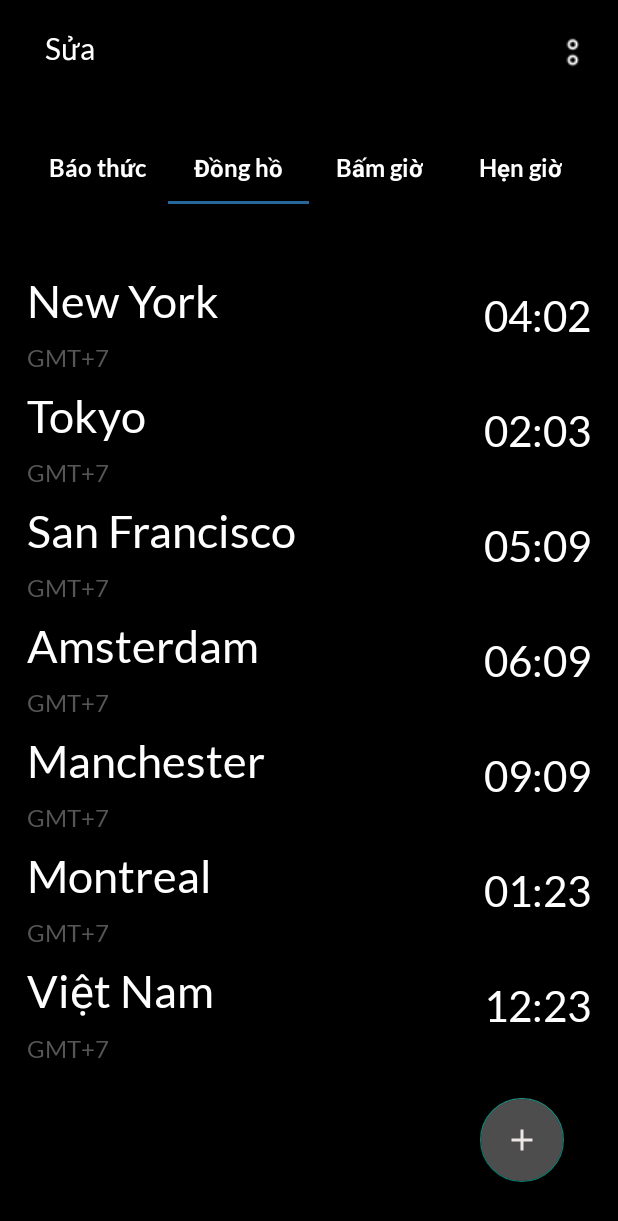
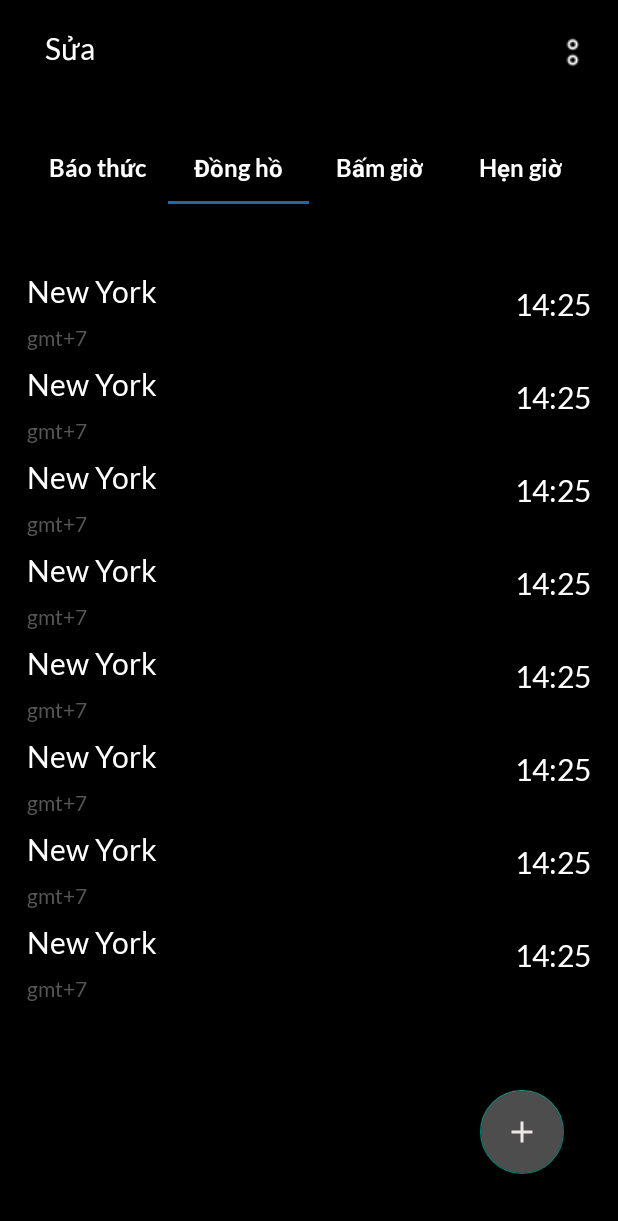
Before and after one commit to CN-LEON-DX/AlarmApp2, an Android app: the screen it shows after launch (Main_AlarmActivity), tab 2 chosen, on a phone screen of 412 x 824 dp. Shown: the top 1221 px of the screen. Run offline under Robolectric (Android 15) with nearby library versions, the phone set to English and light mode, and no system bars.

Commit message:
add clock and update stopwatch

```diff
--- a/app/src/main/java/com/example/alarmapp/Fragment/ClockFragment.java
+++ b/app/src/main/java/com/example/alarmapp/Fragment/ClockFragment.java
@@ -1,5 +1,6 @@
 package com.example.alarmapp.Fragment;
 
+import android.content.Intent;
 import android.os.Bundle;
 import android.view.LayoutInflater;
 import android.view.View;
@@ -9,6 +10,7 @@ import androidx.fragment.app.Fragment;
 import androidx.recyclerview.widget.LinearLayoutManager;
 import androidx.recyclerview.widget.RecyclerView;
 
+import com.example.alarmapp.Model.Activity.SelectClockActivity;
 import com.example.alarmapp.Model.Adapter.Clock_Recycler_Adapter;
 import com.example.alarmapp.Model.item.Clock;
 import com.example.alarmapp.R;
@@ -16,8 +18,7 @@ import com.google.android.material.floatingactionbutton.FloatingActionButton;
 
 import java.util.ArrayList;
 import java.util.List;
-
-public class ClockFragment extends Fragment {
+public class ClockFragment extends Fragment{
     private RecyclerView recyclerView_Clock;
     private List<Clock> clockList;
     private FloatingActionButton fabAdd_Clock;
@@ -51,19 +52,31 @@ public class ClockFragment extends Fragment {
         Clock_Recycler_Adapter clockRecyclerAdapter = new Clock_Recycler_Adapter(getContext(), createListLock());
         recyclerView_Clock.setLayoutManager(new LinearLayoutManager(getContext(), LinearLayoutManager.VERTICAL, false));
         recyclerView_Clock.setAdapter(clockRecyclerAdapter);
+        //set event
+        setListenerForFabButton();
         return view;
     }
 
     // Cần xử lý khi thêm các danh sách đòng hồ
     public List<Clock> createListLock() {
         clockList = new ArrayList<>();
-        clockList.add(new Clock("New York", "04:02"));
-        clockList.add(new Clock("Tokyo", "02:03"));
-        clockList.add(new Clock("San Francisco", "05:09"));
-        clockList.add(new Clock("Amsterdam", "06:09"));
-        clockList.add(new Clock("Manchester", "09:09"));
-        clockList.add(new Clock("Montreal", "01:23"));
-        clockList.add(new Clock("Việt Nam", "12:23"));
+        clockList.add(new Clock("New York", "gmt+7","14:25"));
+        clockList.add(new Clock("New York", "gmt+7","14:25"));
+        clockList.add(new Clock("New York", "gmt+7","14:25"));
+        clockList.add(new Clock("New York", "gmt+7","14:25"));
+        clockList.add(new Clock("New York", "gmt+7","14:25"));
+        clockList.add(new Clock("New York", "gmt+7","14:25"));
+        clockList.add(new Clock("New York", "gmt+7","14:25"));
+        clockList.add(new Clock("New York", "gmt+7","14:25"));
         return clockList;
     }
+    public void setListenerForFabButton(){
+        fabAdd_Clock.setOnClickListener(new View.OnClickListener() {
+            @Override
+            public void onClick(View v) {
+                Intent intent = new Intent(getContext(), SelectClockActivity.class);
+                startActivityForResult(intent,99);
+            }
+        });
+    }
 }
--- a/app/src/main/java/com/example/alarmapp/Model/Adapter/Clock_Recycler_Adapter.java
+++ b/app/src/main/java/com/example/alarmapp/Model/Adapter/Clock_Recycler_Adapter.java
@@ -43,16 +43,19 @@ public class Clock_Recycler_Adapter extends RecyclerView.Adapter<Clock_Recycler_
     class ClockViewHolder extends RecyclerView.ViewHolder {
         private TextView tvCity;
         private TextView tvTimeCurrent;
+        private TextView tvGMT;
 
         public ClockViewHolder(@NonNull View itemView) {
             super(itemView);
             tvTimeCurrent = itemView.findViewById(R.id.tvTimeCurrent);
-            tvCity = itemView.findViewById(R.id.tvCity);
+            tvCity = itemView.findViewById(R.id.tvCountry);
+            tvGMT = itemView.findViewById(R.id.tvGMT);
         }
         public void setData(Clock clock) {
-            if (clock.getTime() != null && clock.getCity()!= null){
+            if (clock.getTime() != null && clock.getCountry()!= null&&clock.getGmt()!=null){
                 tvTimeCurrent.setText(clock.getTime());
-                tvCity.setText(clock.getCity());
+                tvCity.setText(clock.getCountry());
+                tvGMT.setText(clock.getGmt());
             }
         }
     }
--- a/app/src/main/java/com/example/alarmapp/Model/Adapter/StopWatchAdapter.java
+++ b/app/src/main/java/com/example/alarmapp/Model/Adapter/StopWatchAdapter.java
@@ -39,10 +39,6 @@ public class StopWatchAdapter extends RecyclerView.Adapter<StopWatchAdapter.Stop
     public int getItemCount() {
         return stopWatchList.isEmpty() ? 0 : stopWatchList.size();
     }
-    public void addItem(StopWatch stopWatch){
-        stopWatchList.add(stopWatch);
-
-    }
     class StopWatchViewHolder extends RecyclerView.ViewHolder{
         private TextView tvIndexOf, tvTimeRecord, tvTimeAdd;
         public StopWatchViewHolder(@NonNull View itemView) {
--- a/app/src/main/java/com/example/alarmapp/Model/item/Clock.java
+++ b/app/src/main/java/com/example/alarmapp/Model/item/Clock.java
@@ -1,30 +1,33 @@
 package com.example.alarmapp.Model.item;
 
 public class Clock {
-    private String city;
-    private String today;
+    private String country;
+    private String gmt;
     private String time;
 
-    public Clock(String city, String time) {
-        this.city = city;
+    public Clock(String country, String gmt, String time) {
+        this.country = country;
+        this.gmt = gmt;
         this.time = time;
     }
 
-    public String getCity() {
-        return city;
+    public String getGmt() {
+        return gmt;
     }
 
-    public void setCity(String city) {
-        this.city = city;
+    public void setGmt(String gmt) {
+        this.gmt = gmt;
     }
 
-    public String getToday() {
-        return today;
+    public String getCountry() {
+        return country;
     }
 
-    public void setToday(String today) {
-        this.today = today;
+    public void setCountry(String country) {
+        this.country = country;
     }
+
+
 
     public String getTime() {
         return time;
--- a/app/src/main/res/layout/fragment_clock.xml
+++ b/app/src/main/res/layout/fragment_clock.xml
@@ -1,22 +1,31 @@
 <?xml version="1.0" encoding="utf-8"?>
-<FrameLayout xmlns:android="http://schemas.android.com/apk/res/android"
+<RelativeLayout xmlns:android="http://schemas.android.com/apk/res/android"
+    xmlns:app="http://schemas.android.com/apk/res-auto"
     xmlns:tools="http://schemas.android.com/tools"
     android:layout_width="match_parent"
     android:layout_height="match_parent"
+    android:layout_alignParentEnd="true"
+    android:layout_alignParentBottom="true"
     android:background="@color/black"
     tools:context=".Fragment.ClockFragment">
     <!-- TODO: Update blank fragment layout -->
+
     <androidx.recyclerview.widget.RecyclerView
         android:id="@+id/rcvList_Clock"
         android:layout_width="match_parent"
-        android:layout_height="wrap_content"/>
+        android:layout_height="wrap_content" />
+
     <com.google.android.material.floatingactionbutton.FloatingActionButton
         android:id="@+id/fabAddClock"
         android:layout_width="wrap_content"
         android:layout_height="wrap_content"
-        android:layout_gravity="bottom|end"
-        android:layout_margin="18dp"
+        android:layout_alignParentEnd="true"
+        android:layout_alignParentBottom="true"
+        android:layout_marginStart="18dp"
+        android:layout_marginTop="18dp"
+        android:layout_marginEnd="18dp"
+        android:layout_marginBottom="23dp"
         android:backgroundTint="#4d4d4d"
-        android:src="@drawable/ic_add_alarm"
-        android:contentDescription="@string/add_new_alarm" />
-</FrameLayout>
+        android:contentDescription="@string/add_new_alarm"
+        android:src="@drawable/ic_add_alarm" />
+</RelativeLayout>
--- a/app/src/main/res/layout/item_clock_recycler.xml
+++ b/app/src/main/res/layout/item_clock_recycler.xml
@@ -3,6 +3,7 @@
     android:layout_width="match_parent"
     android:layout_height="wrap_content"
     android:background="@color/black">
+
 
     <LinearLayout
         android:layout_width="wrap_content"
@@ -12,7 +13,7 @@
         android:orientation="vertical">
 
         <TextView
-            android:id="@+id/tvCity"
+            android:id="@+id/tvCountry"
             android:layout_width="wrap_content"
             android:layout_height="wrap_content"
             android:layout_gravity="top"
@@ -21,10 +22,10 @@
             android:fontFamily="@font/lato_regular"
             android:text="Hà Nội"
             android:textColor="@color/white"
-            android:textSize="30sp" />
+            android:textSize="20sp" />
 
         <TextView
-            android:id="@+id/tvToday"
+            android:id="@+id/tvGMT"
             android:layout_width="wrap_content"
             android:layout_height="wrap_content"
             android:layout_gravity="center_vertical"
@@ -33,7 +34,7 @@
             android:fontFamily="@font/lato_regular"
             android:text="GMT+7"
             android:textColor="#565656"
-            android:textSize="16sp" />
+            android:textSize="14sp" />
     </LinearLayout>
 
     <TextView
@@ -45,5 +46,5 @@
         android:fontFamily="@font/lato_regular"
         android:text="14:26"
         android:textColor="@color/white"
-        android:textSize="28sp" />
+        android:textSize="20sp" />
 </RelativeLayout>
```
Also changed, not shown: app/src/main/AndroidManifest.xml (+9 -3 lines), app/src/main/java/com/example/alarmapp/Fragment/StopWatchFragment.java (+29 -78 lines), app/src/main/java/com/example/alarmapp/Model/Activity/Main_AlarmActivity.java (renamed from app/src/main/java/com/example/alarmapp/Main_AlarmActivity.java, +2 -7 lines), app/src/main/java/com/example/alarmapp/Model/Activity/SelectClockActivity.java (added, +60 -0 lines), app/src/main/java/com/example/alarmapp/Model/Adapter/SelectClockAdapter.java (added, +61 -0 lines), app/src/main/res/layout/activity_select_clock.xml (added, +54 -0 lines), app/src/main/res/drawable/ic_clock.png (deleted), app/src/main/res/drawable/img_loggin_success.png (deleted).
